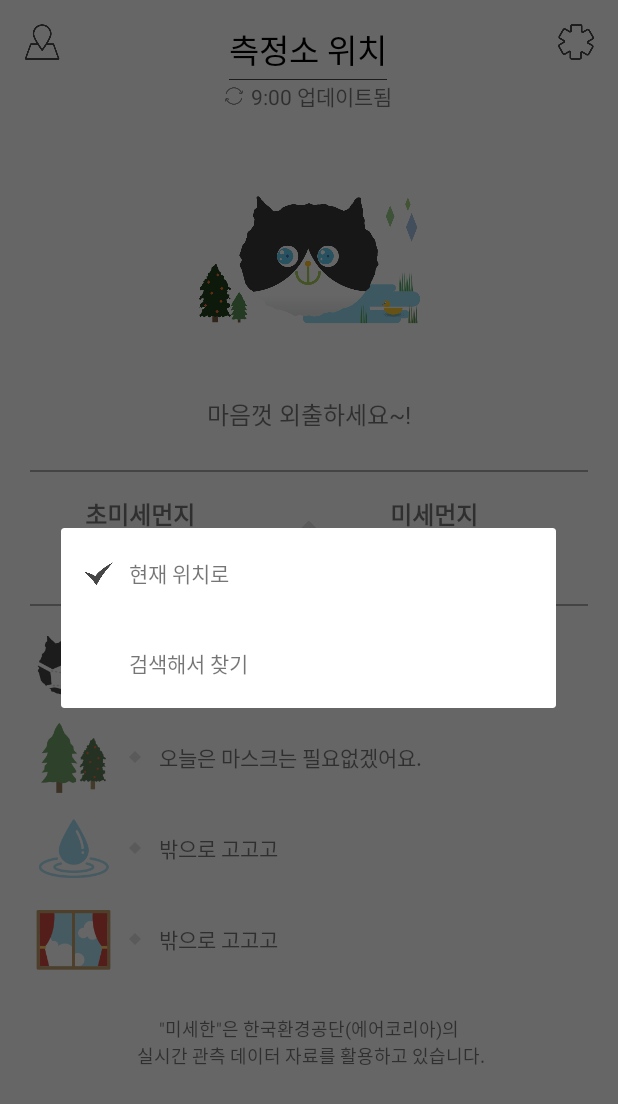
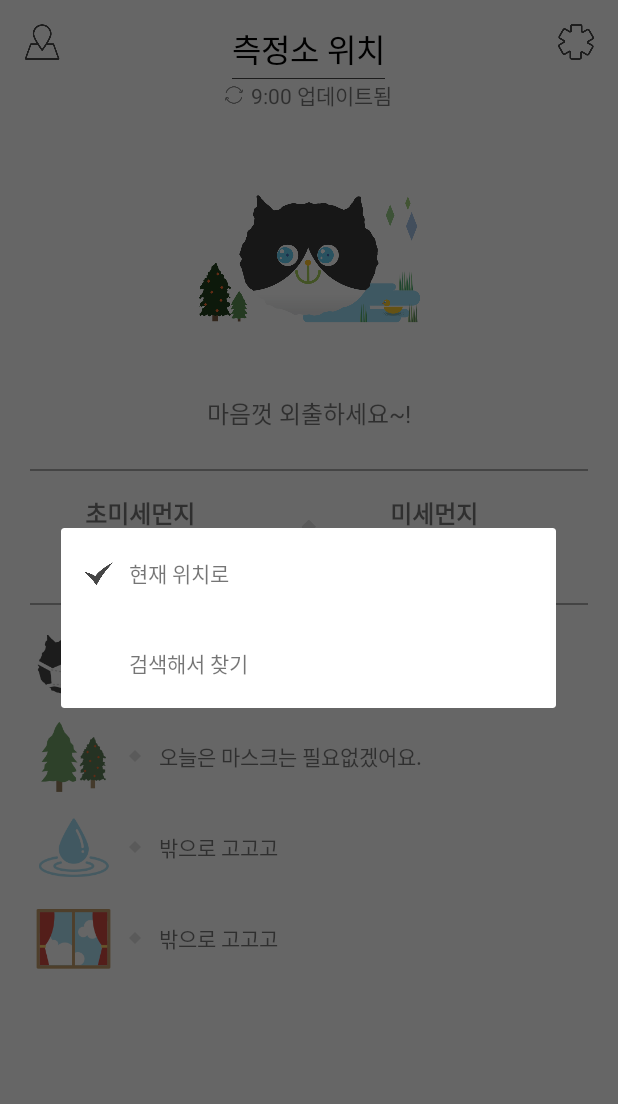
Before and after one commit to mo-mu/callrock, an Android app: the screen it shows after launch (MainActivity), after a tap on an icon or button, on a phone screen of 412 x 824 dp. Shown: the top 1104 px of the screen. Run offline under Robolectric (Android 15) with nearby library versions, the phone set to English and light mode, and no system bars; our stand-ins replace ButterKnife, Volley; libraries missing offline, so code that uses them is left out: com.crashlytics.android, io.fabric.sdk; network calls fail; Roboto replaces fonts that are not available here; 4 statements that could not run were skipped.

Commit message:
0. 메인 글씨크기 변경 및 하단 텍스트 드로어에 옮김 1. 팝업페이지 클릭 ui이벤트 추가

```diff
--- a/app/src/main/res/layout/activity_main.xml
+++ b/app/src/main/res/layout/activity_main.xml
@@ -55,7 +55,7 @@
                         android:layout_marginBottom="3dp"
                         android:text="측정소 위치"
                         android:textColor="@color/black"
-                        android:textSize="22sp"
+                        android:textSize="21sp"
                         android:textStyle="bold"/>
                     <LinearLayout
                         android:layout_width="match_parent"
@@ -374,16 +374,6 @@
                 android:layout_height="wrap_content"
                 android:text="밖으로 고고고"/>
         </LinearLayout>
-        <TextView
-            android:layout_width="wrap_content"
-            android:layout_height="wrap_content"
-            android:layout_gravity="center"
-            android:gravity="center"
-            android:textSize="12dp"
-            android:layout_marginTop="20dp"
-            android:layout_marginBottom="15dp"
-            android:text= "&quot;미세한&quot;은 한국환경공단(에어코리아)의\n 실시간 관측 데이터 자료를 활용하고 있습니다."/>
-
     </LinearLayout>
     </ScrollView>
 
@@ -799,5 +789,14 @@
                 </LinearLayout>
             </LinearLayout>
         </LinearLayout>
-    </android.support.design.widget.NavigationView>
+        <TextView
+            android:layout_width="wrap_content"
+            android:layout_height="wrap_content"
+            android:layout_gravity="bottom|center"
+            android:gravity="center|bottom"
+            android:textSize="12dp"
+            android:layout_marginTop="20dp"
+            android:layout_marginBottom="35dp"
+            android:text= "&quot;미세한&quot;은 한국환경공단(에어코리아)의\n 실시간 관측 데이터 자료를 활용하고 있습니다."/>
+     </android.support.design.widget.NavigationView>
 </android.support.v4.widget.DrawerLayout>
--- a/app/src/main/res/layout/popup_search.xml
+++ b/app/src/main/res/layout/popup_search.xml
@@ -13,7 +13,8 @@
         <RelativeLayout
             android:id="@+id/btn_current"
             android:layout_width="match_parent"
-            android:layout_height="60dp">
+            android:layout_height="60dp"
+            android:background="?android:attr/selectableItemBackground">
 
             <ImageView
                 android:id="@+id/img_check_current"
@@ -35,7 +36,8 @@
         <RelativeLayout
             android:id="@+id/btn_search"
             android:layout_width="match_parent"
-            android:layout_height="60dp">
+            android:layout_height="60dp"
+            android:background="?android:attr/selectableItemBackground">
 
             <ImageView
                 android:id="@+id/img_check_search"
```
Also changed, not shown: 1 other file.
